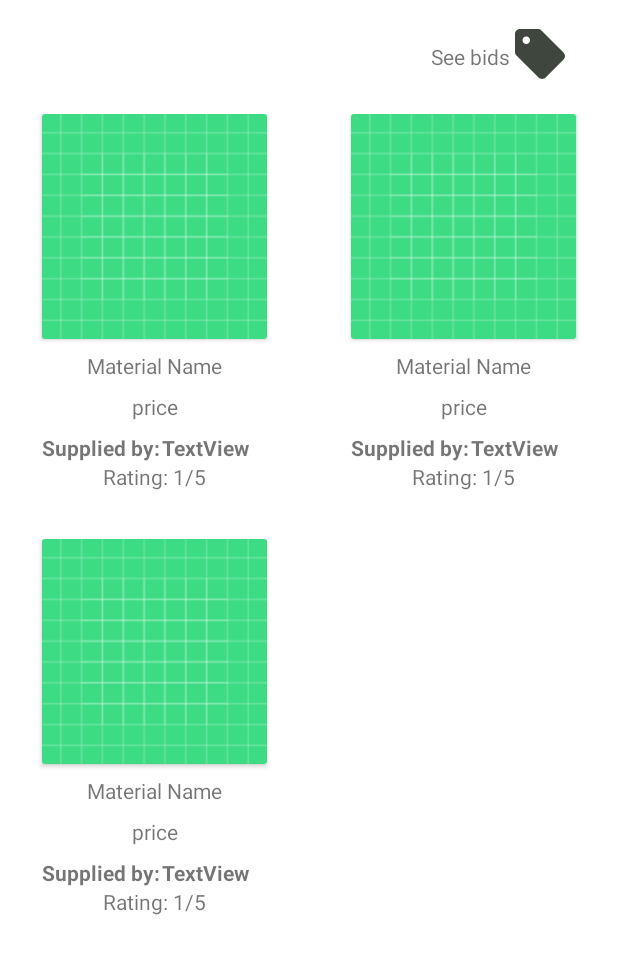
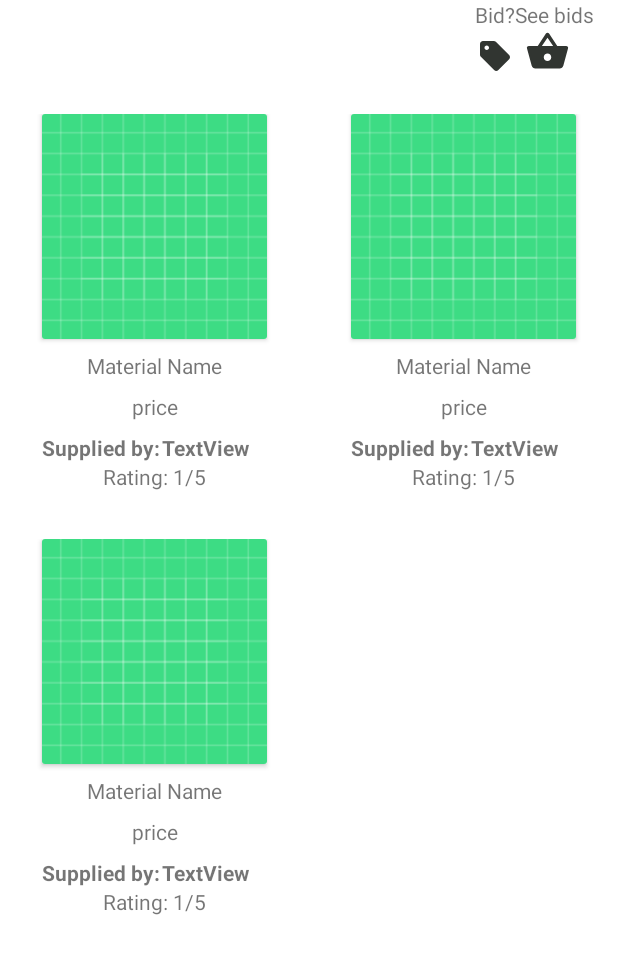
Before and after one commit to MuindiStephen/eAgriWallet-App, an Android app: the layout fragment_dashboard.xml on its own in the app's theme, with its tools: preview values and no code run, on a phone screen of 412 x 824 dp. Shown: the top 954 px of the screen. Run offline under Robolectric (Android 15) with nearby library versions, the phone set to English and light mode, and no system bars.

```diff
--- a/app/src/main/java/com/example/farming/adapter/FarmersAdapter.kt
+++ b/app/src/main/java/com/example/farming/adapter/FarmersAdapter.kt
@@ -1,21 +1,18 @@
 package com.example.farming.adapter
 
-import android.app.AlertDialog
-import android.content.DialogInterface
+import android.annotation.SuppressLint
 import android.view.LayoutInflater
 import android.view.ViewGroup
-import androidx.navigation.findNavController
 import androidx.recyclerview.widget.DiffUtil
 import androidx.recyclerview.widget.ListAdapter
 import androidx.recyclerview.widget.RecyclerView
 import com.bumptech.glide.Glide
-import com.example.farming.R
 import com.example.farming.data.SuppliersDTOItem
 import com.example.farming.databinding.ItemMaterialAndSupplierBinding
 
 class FarmersAdapter: ListAdapter<SuppliersDTOItem, FarmersAdapter.MyViewHolder>(MyDiffUtil) {
 
-    object MyDiffUtil: DiffUtil.ItemCallback<SuppliersDTOItem>(){
+    object MyDiffUtil: DiffUtil.ItemCallback<SuppliersDTOItem>() {
         override fun areItemsTheSame(oldItem: SuppliersDTOItem, newItem: SuppliersDTOItem): Boolean {
             return oldItem == newItem
         }
@@ -29,10 +26,11 @@ class FarmersAdapter: ListAdapter<SuppliersDTOItem, FarmersAdapter.MyViewHolder>
     inner class MyViewHolder(private val binding: ItemMaterialAndSupplierBinding)
         : RecyclerView.ViewHolder(binding.root) //Returns outermost View in the associated layout.
     {
+        @SuppressLint("SetTextI18n")
         fun bind(supply: SuppliersDTOItem) {
             binding.materialPrice.text = supply.price
             binding.materialName.text = supply.materialSupply
-            binding.rating.text = supply.rating
+            binding.rating.text = "Rating:${supply.rating}"
             binding.supplier.text = supply.supplier
             Glide.with(binding.materialImage).load(supply.image).into(binding.materialImage)
         }
@@ -46,22 +44,25 @@ class FarmersAdapter: ListAdapter<SuppliersDTOItem, FarmersAdapter.MyViewHolder>
         val supply = getItem(position)
         holder.bind(supply)
 
+        /**
         holder.itemView.setOnClickListener {
 
                 val alertDialog = AlertDialog.Builder(it.context)
                     .setTitle("Place Bid")
                     .setMessage("Do you want to bid this?")
                     .setCancelable(true)
-                    .setPositiveButton("Yes") { _: DialogInterface, _:Int ->
-                        it.findNavController().navigate(R.id.action_dashboardFragment2_to_itemBiddingDetailFragment2)
+                    .setNegativeButton("No") {dialog: DialogInterface, which:Int ->
+                        dialog.dismiss()
                     }
+                    .setPositiveButton("Yes") { dialog: DialogInterface, which:Int ->
+                        Navigation.findNavController(view = View(it.context))
+                            .navigate(R.id.action_dashboardFragment2_to_itemBiddingDetailFragment2)
+                    }
+
                 alertDialog.create()
                 alertDialog.show()
-
-            val directions = HomeFragmentDirections.actionHomeFragmentToProductDetailsFragment(product)
-            it.findNavController().navigate(directions)
-
         }
+        */
 
     }
 }
--- a/app/src/main/java/com/example/farming/ui/main/DashboardFragment.kt
+++ b/app/src/main/java/com/example/farming/ui/main/DashboardFragment.kt
@@ -1,8 +1,6 @@
 package com.example.farming.ui.main
 
 
-import android.app.AlertDialog
-import android.content.DialogInterface
 import android.os.Bundle
 import android.view.LayoutInflater
 import android.view.View
@@ -100,10 +98,13 @@ class DashboardFragment : Fragment() {
     }
 
     private fun setUpBinding() {
+
+        binding.bidSupplyMaterial.setOnClickListener {
+            findNavController().navigate(R.id.action_dashboardFragment2_to_itemBiddingDetailFragment2)
+        }
+
         binding.seeAllBids.setOnClickListener {
             findNavController().navigate(R.id.action_dashboardFragment2_to_listMateialBidsFragment2)
         }
-
-
     }
 }
--- a/app/src/main/res/drawable/ic_bid.xml
+++ b/app/src/main/res/drawable/ic_bid.xml
@@ -1,5 +1,5 @@
-<vector android:height="24dp" android:tint="#3E463E"
+<vector android:height="24dp" android:tint="#313531"
     android:viewportHeight="24" android:viewportWidth="24"
     android:width="24dp" xmlns:android="http://schemas.android.com/apk/res/android">
-    <path android:fillColor="@android:color/white" android:pathData="M21.41,11.41l-8.83,-8.83C12.21,2.21 11.7,2 11.17,2H4C2.9,2 2,2.9 2,4v7.17c0,0.53 0.21,1.04 0.59,1.41l8.83,8.83c0.78,0.78 2.05,0.78 2.83,0l7.17,-7.17C22.2,13.46 22.2,12.2 21.41,11.41zM6.5,8C5.67,8 5,7.33 5,6.5S5.67,5 6.5,5S8,5.67 8,6.5S7.33,8 6.5,8z"/>
+    <path android:fillColor="@android:color/white" android:pathData="M17.21,9l-4.38,-6.56c-0.19,-0.28 -0.51,-0.42 -0.83,-0.42 -0.32,0 -0.64,0.14 -0.83,0.43L6.79,9L2,9c-0.55,0 -1,0.45 -1,1 0,0.09 0.01,0.18 0.04,0.27l2.54,9.27c0.23,0.84 1,1.46 1.92,1.46h13c0.92,0 1.69,-0.62 1.93,-1.46l2.54,-9.27L23,10c0,-0.55 -0.45,-1 -1,-1h-4.79zM9,9l3,-4.4L15,9L9,9zM12,17c-1.1,0 -2,-0.9 -2,-2s0.9,-2 2,-2 2,0.9 2,2 -0.9,2 -2,2z"/>
 </vector>
--- /dev/null
+++ b/app/src/main/res/drawable/ic_bid_2.xml
@@ -0,0 +1,5 @@
+<vector android:height="24dp" android:tint="#313531"
+    android:viewportHeight="24" android:viewportWidth="24"
+    android:width="24dp" xmlns:android="http://schemas.android.com/apk/res/android">
+    <path android:fillColor="@android:color/white" android:pathData="M21.41,11.41l-8.83,-8.83C12.21,2.21 11.7,2 11.17,2H4C2.9,2 2,2.9 2,4v7.17c0,0.53 0.21,1.04 0.59,1.41l8.83,8.83c0.78,0.78 2.05,0.78 2.83,0l7.17,-7.17C22.2,13.46 22.2,12.2 21.41,11.41zM6.5,8C5.67,8 5,7.33 5,6.5S5.67,5 6.5,5S8,5.67 8,6.5S7.33,8 6.5,8z"/>
+</vector>
--- a/app/src/main/res/layout/fragment_dashboard.xml
+++ b/app/src/main/res/layout/fragment_dashboard.xml
@@ -22,20 +22,38 @@
 
     <ImageView
         android:id="@+id/seeAllBids"
-        android:layout_width="40dp"
-        android:layout_height="40dp"
-        android:layout_marginTop="16dp"
+        android:layout_width="30dp"
+        android:layout_height="30dp"
         android:layout_marginEnd="32dp"
         android:src="@drawable/ic_bid"
         app:layout_constraintEnd_toEndOf="parent"
-        app:layout_constraintTop_toTopOf="parent" />
+        app:layout_constraintTop_toBottomOf="@+id/textView6" />
 
     <TextView
         android:id="@+id/textView6"
         android:layout_width="wrap_content"
         android:layout_height="wrap_content"
-        android:layout_marginTop="28dp"
+        android:layout_marginEnd="16dp"
         android:text="See bids"
-        app:layout_constraintEnd_toStartOf="@+id/seeAllBids"
+        app:layout_constraintEnd_toEndOf="parent"
         app:layout_constraintTop_toTopOf="parent" />
+
+    <ImageView
+        android:id="@+id/bidSupplyMaterial"
+        android:layout_width="wrap_content"
+        android:layout_height="wrap_content"
+        android:layout_marginTop="6dp"
+        android:src="@drawable/ic_bid_2"
+        app:layout_constraintEnd_toEndOf="@+id/textView10"
+        app:layout_constraintStart_toStartOf="@+id/textView10"
+        app:layout_constraintTop_toBottomOf="@+id/textView10" />
+
+    <TextView
+        android:id="@+id/textView10"
+        android:layout_width="wrap_content"
+        android:layout_height="wrap_content"
+        android:text="Bid?"
+        app:layout_constraintEnd_toStartOf="@+id/textView6"
+        app:layout_constraintTop_toTopOf="parent" />
+
 </androidx.constraintlayout.widget.ConstraintLayout>
```
